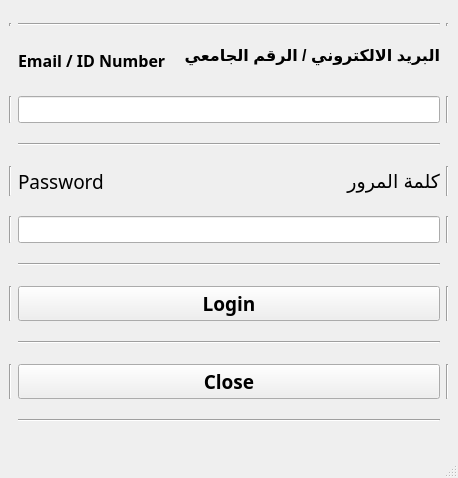
First picture: the form in GUI_MainApp.ui, repository nwaaf20050-netizen/EE202_Course_Project, before the edit.
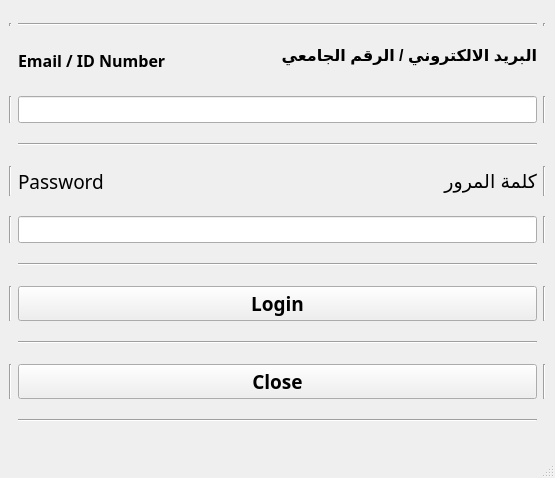
Second picture: the form after the edit.

```diff
--- a/GUI_MainApp.ui
+++ b/GUI_MainApp.ui
@@ -6,7 +6,7 @@
    <rect>
     <x>0</x>
     <y>0</y>
-    <width>458</width>
+    <width>555</width>
     <height>478</height>
    </rect>
   </property>
```
Left out of the diff: 3 changed lines with no effect on the pictures.
